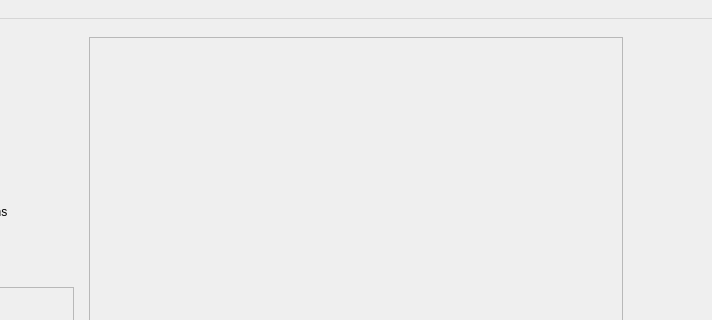
The window that Code/PaperFriend/mainwindow.ui (RomainPuech/Paper-Friend) describes before a commit, drawn with Qt 5; both pictures show x 119 to 831 and y 0 to 320 of the 1134 by 506 pixel window.
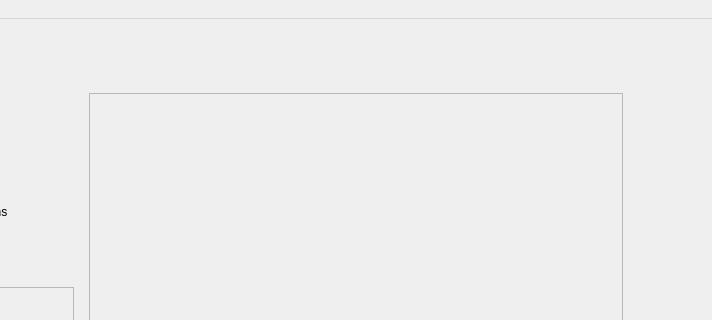
The same window after the commit. Icons and pictures are not drawn. Custom widgets are drawn as their Qt base class.

Commit message: Implement filter_widget

Patch:
```diff
--- a/Code/PaperFriend/mainwindow.ui
+++ b/Code/PaperFriend/mainwindow.ui
@@ -251,10 +251,20 @@
      </layout>
     </item>
     <item>
-     <layout class="QVBoxLayout" name="main_frame" stretch="0">
+     <layout class="QVBoxLayout" name="main_frame" stretch="0,0">
       <property name="spacing">
        <number>6</number>
       </property>
+      <item>
+       <widget class="filter_widget" name="widget" native="true">
+        <property name="minimumSize">
+         <size>
+          <width>60</width>
+          <height>50</height>
+         </size>
+        </property>
+       </widget>
+      </item>
       <item>
        <widget class="QStackedWidget" name="stackedWidget">
         <widget class="QWidget" name="page">
@@ -270,7 +280,7 @@
                <x>0</x>
                <y>0</y>
                <width>530</width>
-               <height>423</height>
+               <height>368</height>
               </rect>
              </property>
             </widget>
@@ -454,6 +464,14 @@
    </property>
   </action>
  </widget>
+ <customwidgets>
+  <customwidget>
+   <class>filter_widget</class>
+   <extends>QWidget</extends>
+   <header location="global">filter_widget.h</header>
+   <container>1</container>
+  </customwidget>
+ </customwidgets>
  <resources>
   <include location="myresources.qrc"/>
  </resources>
```
Left out of the diff: 4 changed lines with no effect on the pictures. The commit also changes 4 other files.
